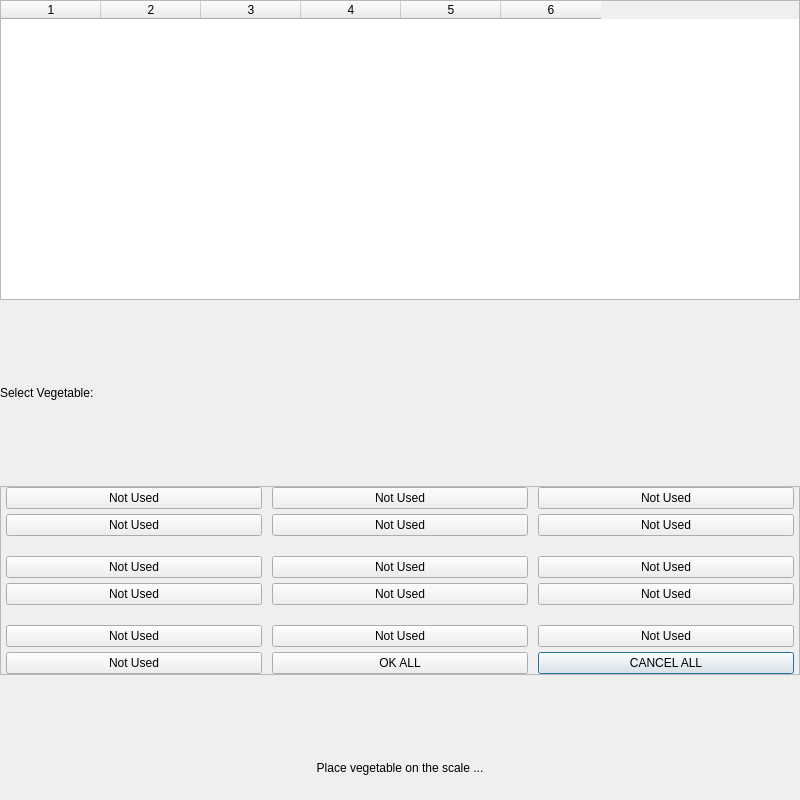
Qt form Project/ui/vegetable_entry.ui (Selvam-T/POS) before a commit.
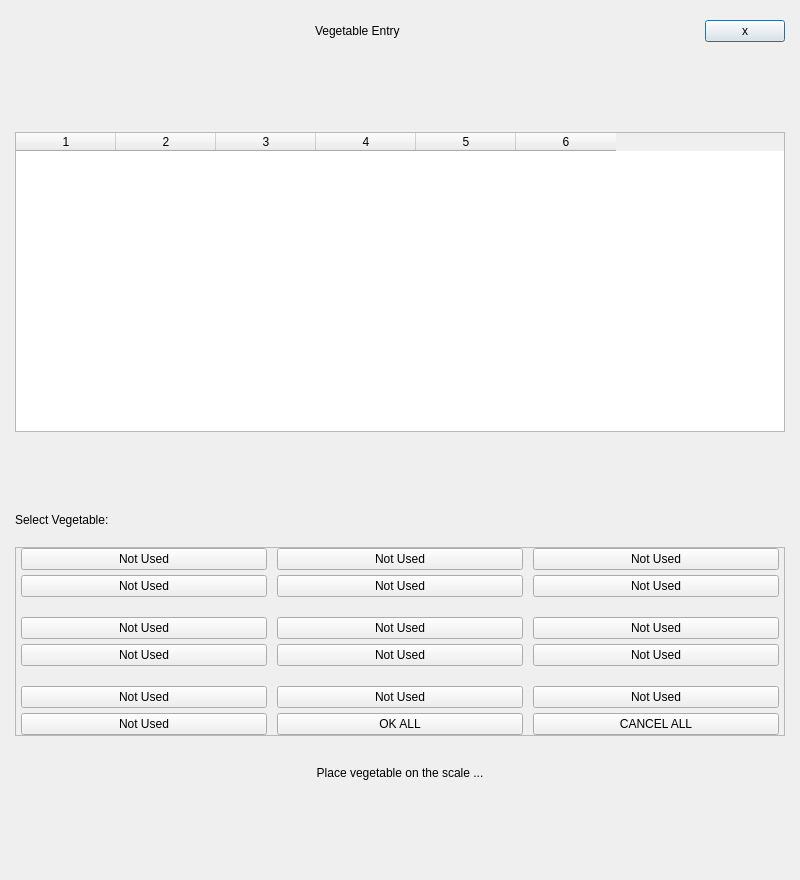
The same form after that commit.

Commit message: vegetable_entry refactored, menu.qss applied

Diff of the .ui file:
```diff
--- a/Project/ui/vegetable_entry.ui
+++ b/Project/ui/vegetable_entry.ui
@@ -7,13 +7,13 @@
     <x>0</x>
     <y>0</y>
     <width>800</width>
-    <height>800</height>
+    <height>880</height>
    </rect>
   </property>
   <property name="minimumSize">
    <size>
     <width>500</width>
-    <height>700</height>
+    <height>880</height>
    </size>
   </property>
   <property name="maximumSize">
@@ -27,17 +27,97 @@
     <number>10</number>
    </property>
    <property name="leftMargin">
-    <number>0</number>
+    <number>15</number>
    </property>
    <property name="topMargin">
-    <number>0</number>
+    <number>20</number>
    </property>
    <property name="rightMargin">
-    <number>0</number>
+    <number>15</number>
    </property>
    <property name="bottomMargin">
-    <number>0</number>
+    <number>30</number>
    </property>
+   <item>
+    <widget class="QFrame" name="customTitleBar">
+     <property name="frameShape">
+      <enum>QFrame::NoFrame</enum>
+     </property>
+     <layout class="QHBoxLayout" name="customTitleLayout">
+      <property name="spacing">
+       <number>5</number>
+      </property>
+      <property name="leftMargin">
+       <number>0</number>
+      </property>
+      <property name="topMargin">
+       <number>0</number>
+      </property>
+      <property name="rightMargin">
+       <number>0</number>
+      </property>
+      <property name="bottomMargin">
+       <number>10</number>
+      </property>
+      <item>
+       <spacer name="horizontalSpacer_1">
+        <property name="orientation">
+         <enum>Qt::Horizontal</enum>
+        </property>
+        <property name="sizeHint" stdset="0">
+         <size>
+          <width>40</width>
+          <height>20</height>
+         </size>
+        </property>
+       </spacer>
+      </item>
+      <item>
+       <widget class="QLabel" name="customTitle">
+        <property name="text">
+         <string>Vegetable Entry</string>
+        </property>
+       </widget>
+      </item>
+      <item>
+       <spacer name="horizontalSpacer_2">
+        <property name="orientation">
+         <enum>Qt::Horizontal</enum>
+        </property>
+        <property name="sizeHint" stdset="0">
+         <size>
+          <width>40</width>
+          <height>20</height>
+         </size>
+        </property>
+       </spacer>
+      </item>
+      <item>
+       <widget class="QPushButton" name="customCloseBtn">
+        <property name="text">
+         <string>x</string>
+        </property>
+        <property name="flat">
+         <bool>false</bool>
+        </property>
+       </widget>
+      </item>
+     </layout>
+    </widget>
+   </item>
+   <item>
+    <spacer name="verticalSpacer_5">
+     <property name="orientation">
+      <enum>Qt::Vertical</enum>
+     </property>
+     <property name="sizeHint" stdset="0">
+      <size>
+       <width>20</width>
+       <height>5</height>
+      </size>
+     </property>
+    </spacer>
+   </item>
    <item>
     <widget class="QTableWidget" name="vegEntryTable">
      <property name="minimumSize">
@@ -109,6 +189,9 @@
      <property name="orientation">
       <enum>Qt::Vertical</enum>
      </property>
+     <property name="sizeType">
+      <enum>QSizePolicy::Fixed</enum>
+     </property>
      <property name="sizeHint" stdset="0">
       <size>
        <width>20</width>
@@ -275,6 +358,9 @@
         <property name="orientation">
          <enum>Qt::Vertical</enum>
         </property>
+        <property name="sizeType">
+         <enum>QSizePolicy::Fixed</enum>
+        </property>
         <property name="sizeHint" stdset="0">
          <size>
           <width>20</width>
@@ -288,6 +374,9 @@
         <property name="orientation">
          <enum>Qt::Vertical</enum>
         </property>
+        <property name="sizeType">
+         <enum>QSizePolicy::Fixed</enum>
+        </property>
         <property name="sizeHint" stdset="0">
          <size>
           <width>20</width>
@@ -304,6 +393,9 @@
      <property name="orientation">
       <enum>Qt::Vertical</enum>
      </property>
+     <property name="sizeType">
+      <enum>QSizePolicy::Fixed</enum>
+     </property>
      <property name="sizeHint" stdset="0">
       <size>
        <width>20</width>
@@ -328,12 +420,12 @@
       <enum>Qt::Vertical</enum>
      </property>
      <property name="sizeType">
-      <enum>QSizePolicy::Fixed</enum>
+      <enum>QSizePolicy::Expanding</enum>
      </property>
      <property name="sizeHint" stdset="0">
       <size>
        <width>20</width>
-       <height>25</height>
+       <height>5</height>
       </size>
      </property>
     </spacer>
```
Left out of the diff: 40 changed lines with no effect on the pictures. The commit also changes 11 other files.
